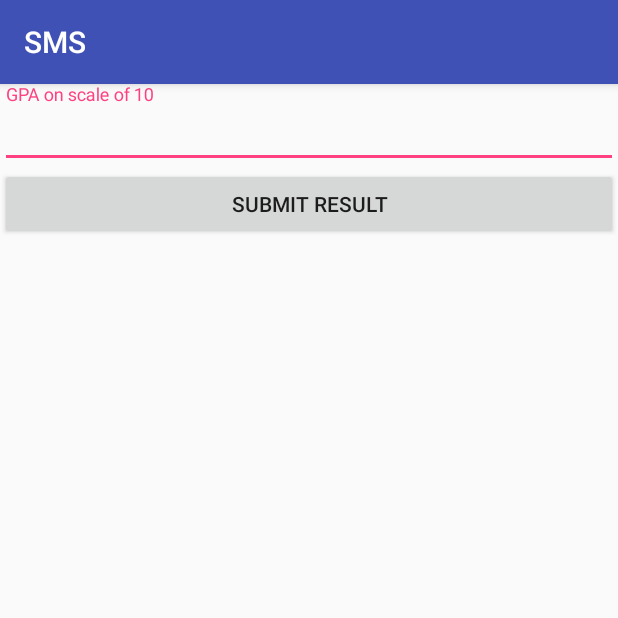
After one commit to sachinitk/SMS, an Android app: the edit_result screen opened directly, with no data from a screen before it, on a phone screen of 412 x 824 dp, the top half of it. The commit adds this screen. Run offline under Robolectric (Android 15) with nearby library versions, the phone set to English and light mode, and no system bars.

Commit message:
admin side design stage 1

```diff
--- a/app/src/main/AndroidManifest.xml
+++ b/app/src/main/AndroidManifest.xml
@@ -28,7 +28,10 @@
         <activity android:name=".Admin.studnent_details.view_all" />
         <activity android:name=".Admin.studnent_details.add_stud" />
         <activity android:name=".Admin.studnent_details.Update_main" />
-        <activity android:name=".Admin.studnent_details.update.edit_basic_info"></activity>
+        <activity android:name=".Admin.studnent_details.update.edit_basic_info" />
+        <activity android:name=".Admin.studnent_details.update.edit_result" />
+        <activity android:name=".Admin.studnent_details.update.edit_fees" />
+        <activity android:name=".Admin.studnent_details.update.Notification_update"></activity>
     </application>
 
 </manifest>
--- /dev/null
+++ b/app/src/main/java/com/example/sachin/sms/Admin/studnent_details/update/edit_result.java
@@ -0,0 +1,15 @@
+package com.example.sachin.sms.Admin.studnent_details.update;
+
+import android.support.v7.app.AppCompatActivity;
+import android.os.Bundle;
+
+import com.example.sachin.sms.R;
+
+public class edit_result extends AppCompatActivity {
+
+    @Override
+    protected void onCreate(Bundle savedInstanceState) {
+        super.onCreate(savedInstanceState);
+        setContentView(R.layout.activity_edit_result);
+    }
+}
--- /dev/null
+++ b/app/src/main/res/layout/activity_edit_result.xml
@@ -0,0 +1,43 @@
+<?xml version="1.0" encoding="utf-8"?>
+<RelativeLayout xmlns:android="http://schemas.android.com/apk/res/android"
+    xmlns:app="http://schemas.android.com/apk/res-auto"
+    xmlns:tools="http://schemas.android.com/tools"
+    android:layout_width="match_parent"
+    android:layout_height="match_parent"
+    tools:context="com.example.sachin.sms.Admin.studnent_details.update.edit_result">
+
+    <LinearLayout
+        android:id="@+id/llresult"
+        android:layout_width="match_parent"
+        android:layout_height="wrap_content"
+        android:orientation="vertical">
+
+    </LinearLayout>
+
+    <LinearLayout
+        android:id="@+id/sub_result"
+        android:layout_width="match_parent"
+        android:layout_height="wrap_content"
+        android:orientation="vertical">
+    <android.support.design.widget.TextInputLayout
+        android:id="@+id/input_layout_fill_result"
+        android:layout_width="match_parent"
+        android:layout_height="wrap_content">
+
+    <EditText
+        android:id="@+id/fill_result"
+        android:layout_width="match_parent"
+        android:layout_height="wrap_content"
+        android:hint="@string/cgpa" />
+    </android.support.design.widget.TextInputLayout>
+
+
+    <Button
+        android:id="@+id/submit_gpa"
+
+        android:layout_width="match_parent"
+        android:layout_height="wrap_content"
+        android:text="@string/submit_gpa"/>
+    </LinearLayout>
+
+</RelativeLayout>
--- a/app/src/main/res/values/strings.xml
+++ b/app/src/main/res/values/strings.xml
@@ -27,6 +27,10 @@
     <string name="edit_result">Add or Edit Result Details</string>
     <string name="fees_details">Update or Edit Fees Details</string>
     <string name="notification">Message to Students</string>
+    <string name="cgpa">GPA on scale of 10</string>
+    <string name="submit_gpa">Submit Result</string>
+
+
     <string-array name="sem_arrays">
         <item>1</item>
         <item>2</item>
```
Also changed, not shown: app/src/main/java/com/example/sachin/sms/Admin/studnent_details/update/Notification_update.java (added, +15 -0 lines), app/src/main/java/com/example/sachin/sms/Admin/studnent_details/update/edit_fees.java (added, +15 -0 lines), app/src/main/res/layout/activity_edit_fees.xml (added, +9 -0 lines), app/src/main/res/layout/activity_notification_update.xml (added, +9 -0 lines).
